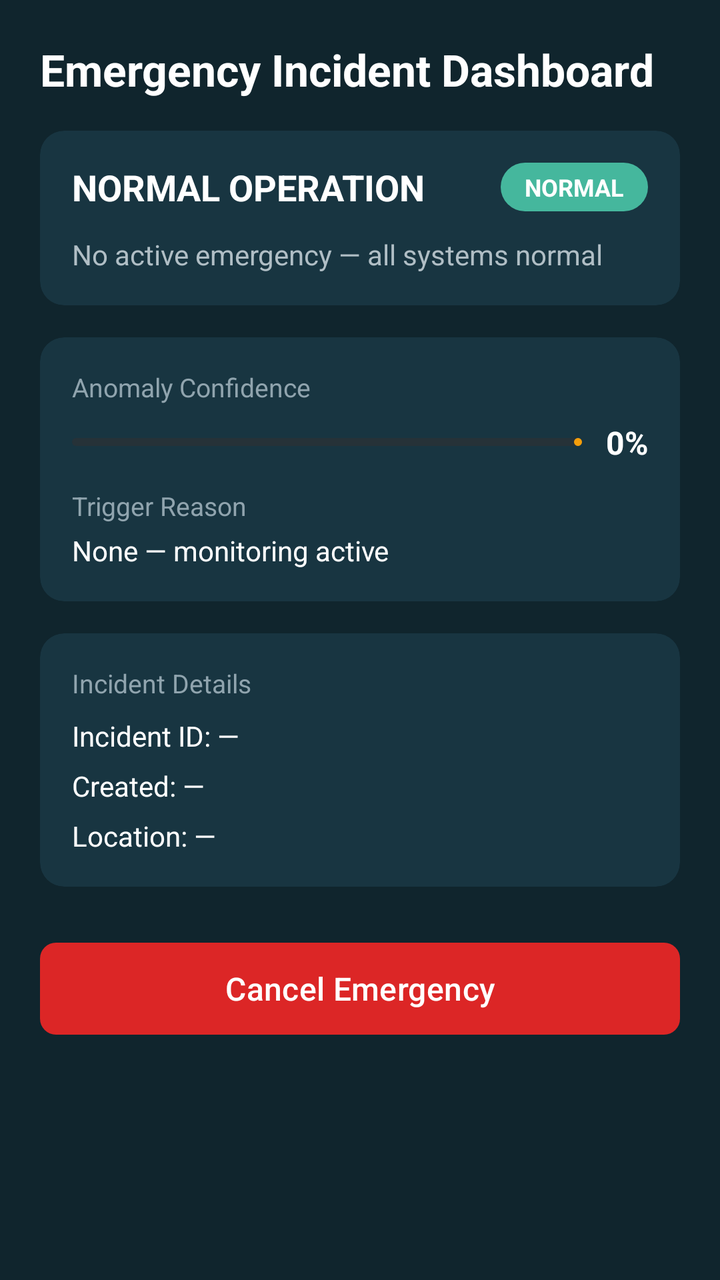
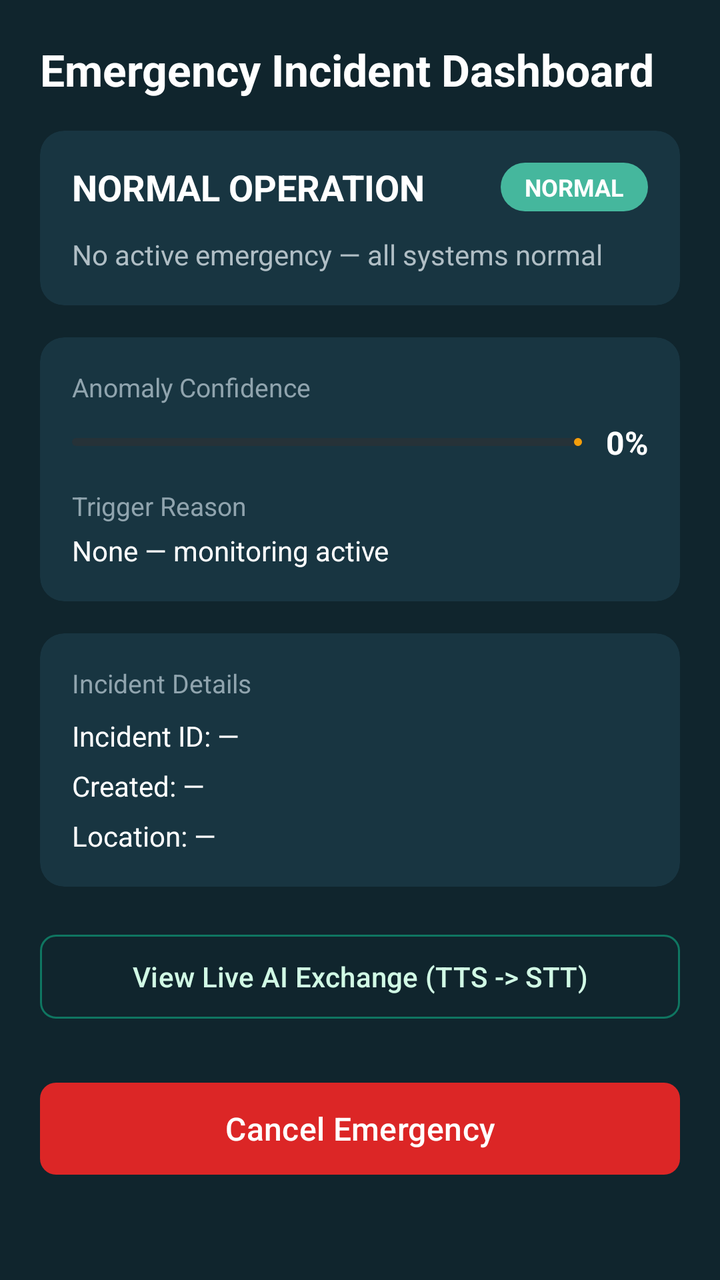

The first picture is an Android layout as it rendered before a commit; the second is the same layout after the commit. The layout source and the unified diff follow.
<!-- AndroidManifest.xml: application theme Theme.OKDrivers -->
<!-- res/layout/fragment_emergency_incident.xml -->
<?xml version="1.0" encoding="utf-8"?>
<ScrollView xmlns:android="http://schemas.android.com/apk/res/android"
    xmlns:app="http://schemas.android.com/apk/res-auto"
    xmlns:tools="http://schemas.android.com/tools"
    android:layout_width="match_parent"
    android:layout_height="match_parent"
    android:background="@color/ok_dark"
    android:fillViewport="true">

    <LinearLayout
        android:layout_width="match_parent"
        android:layout_height="wrap_content"
        android:orientation="vertical"
        android:padding="20dp">

        <TextView
            android:layout_width="match_parent"
            android:layout_height="wrap_content"
            android:text="Emergency Incident Dashboard"
            android:textColor="@android:color/white"
            android:textSize="22sp"
            android:textStyle="bold" />

        
        <com.google.android.material.card.MaterialCardView
            android:layout_width="match_parent"
            android:layout_height="wrap_content"
            android:layout_marginTop="16dp"
            app:cardBackgroundColor="@color/ok_dark_card"
            app:cardCornerRadius="12dp"
            app:cardElevation="0dp"
            app:strokeWidth="0dp">

            <LinearLayout
                android:layout_width="match_parent"
                android:layout_height="wrap_content"
                android:orientation="vertical"
                android:padding="16dp">

                <LinearLayout
                    android:layout_width="match_parent"
                    android:layout_height="wrap_content"
                    android:gravity="center_vertical"
                    android:orientation="horizontal">

                    <TextView
                        android:id="@+id/tvEmergencyState"
                        android:layout_width="0dp"
                        android:layout_height="wrap_content"
                        android:layout_weight="1"
                        android:text="NORMAL OPERATION"
                        android:textColor="@android:color/white"
                        android:textSize="18sp"
                        android:textStyle="bold" />

                    <TextView
                        android:id="@+id/tvSeverityBadge"
                        android:layout_width="wrap_content"
                        android:layout_height="wrap_content"
                        android:background="@drawable/home_status_icon"
                        android:paddingHorizontal="12dp"
                        android:paddingVertical="4dp"
                        android:text="NORMAL"
                        android:textColor="@android:color/white"
                        android:textSize="12sp"
                        android:textStyle="bold" />
                </LinearLayout>

                <TextView
                    android:id="@+id/tvContextualStatusLine"
                    android:layout_width="match_parent"
                    android:layout_height="wrap_content"
                    android:layout_marginTop="12dp"
                    android:text="No active emergency — all systems normal"
                    android:textColor="#B0BEC5"
                    android:textSize="14sp" />

            </LinearLayout>
        </com.google.android.material.card.MaterialCardView>

        
        <com.google.android.material.card.MaterialCardView
            android:layout_width="match_parent"
            android:layout_height="wrap_content"
            android:layout_marginTop="16dp"
            app:cardBackgroundColor="@color/ok_dark_card"
            app:cardCornerRadius="12dp"
            app:cardElevation="0dp"
            app:strokeWidth="0dp">

            <LinearLayout
                android:layout_width="match_parent"
                android:layout_height="wrap_content"
                android:orientation="vertical"
                android:padding="16dp">

                <TextView
                    android:layout_width="match_parent"
                    android:layout_height="wrap_content"
                    android:text="Anomaly Confidence"
                    android:textColor="#90A4AE"
                    android:textSize="13sp" />

                <LinearLayout
                    android:layout_width="match_parent"
                    android:layout_height="wrap_content"
                    android:layout_marginTop="8dp"
                    android:gravity="center_vertical"
                    android:orientation="horizontal">

                    <com.google.android.material.progressindicator.LinearProgressIndicator
                        android:id="@+id/pbConfidence"
                        android:layout_width="0dp"
                        android:layout_height="8dp"
                        android:layout_weight="1"
                        android:progress="0"
                        app:indicatorColor="@color/ok_orange"
                        app:trackColor="#263238"
                        app:trackCornerRadius="4dp" />

                    <TextView
                        android:id="@+id/tvConfidencePercentage"
                        android:layout_width="wrap_content"
                        android:layout_height="wrap_content"
                        android:layout_marginStart="12dp"
                        android:text="0%"
                        android:textColor="@android:color/white"
                        android:textSize="16sp"
                        android:textStyle="bold" />
                </LinearLayout>

                <TextView
                    android:id="@+id/tvTriggerReasonLabel"
                    android:layout_width="match_parent"
                    android:layout_height="wrap_content"
                    android:layout_marginTop="12dp"
                    android:text="Trigger Reason"
                    android:textColor="#90A4AE"
                    android:textSize="13sp" />

                <TextView
                    android:id="@+id/tvTriggerReason"
                    android:layout_width="match_parent"
                    android:layout_height="wrap_content"
                    android:layout_marginTop="4dp"
                    android:text="None — monitoring active"
                    android:textColor="@android:color/white"
                    android:textSize="14sp" />

            </LinearLayout>
        </com.google.android.material.card.MaterialCardView>

        
        <com.google.android.material.card.MaterialCardView
            android:layout_width="match_parent"
            android:layout_height="wrap_content"
            android:layout_marginTop="16dp"
            app:cardBackgroundColor="@color/ok_dark_card"
            app:cardCornerRadius="12dp"
            app:cardElevation="0dp"
            app:strokeWidth="0dp">

            <LinearLayout
                android:layout_width="match_parent"
                android:layout_height="wrap_content"
                android:orientation="vertical"
                android:padding="16dp">

                <TextView
                    android:layout_width="match_parent"
                    android:layout_height="wrap_content"
                    android:text="Incident Details"
                    android:textColor="#90A4AE"
                    android:textSize="13sp" />

                <TextView
                    android:id="@+id/tvIncidentId"
                    android:layout_width="match_parent"
                    android:layout_height="wrap_content"
                    android:layout_marginTop="8dp"
                    android:text="Incident ID: —"
                    android:textColor="@android:color/white"
                    android:textSize="14sp" />

                <TextView
                    android:id="@+id/tvCreatedTime"
                    android:layout_width="match_parent"
                    android:layout_height="wrap_content"
                    android:layout_marginTop="6dp"
                    android:text="Created: —"
                    android:textColor="@android:color/white"
                    android:textSize="14sp" />

                <TextView
                    android:id="@+id/tvLocation"
                    android:layout_width="match_parent"
                    android:layout_height="wrap_content"
                    android:layout_marginTop="6dp"
                    android:text="Location: —"
                    android:textColor="@android:color/white"
                    android:textSize="14sp" />

            </LinearLayout>
        </com.google.android.material.card.MaterialCardView>

        
        <com.google.android.material.button.MaterialButton
            android:id="@+id/btnCancelEmergency"
            android:layout_width="match_parent"
            android:layout_height="54dp"
            android:layout_marginTop="24dp"
            android:enabled="false"
            android:text="Cancel Emergency"
            android:textAllCaps="false"
            android:textColor="@android:color/white"
            android:textSize="16sp"
            app:backgroundTint="@color/ok_red"
            app:cornerRadius="8dp" />

    </LinearLayout>
</ScrollView>
<!-- resources referenced by this layout -->
<resources>
  <color name="ok_dark">#10252D</color>
  <color name="ok_dark_card">#183541</color>
  <color name="ok_orange">#F59E0B</color>
  <color name="ok_red">#DC2626</color>
  <!-- drawable home_status_icon (drawable) -->
  <?xml version="1.0" encoding="utf-8"?>
  <shape xmlns:android="http://schemas.android.com/apk/res/android">
      <corners android:radius="50dp"/>
      <solid android:color="#45B79D"/>
  </shape>
  <style name="Theme.OKDrivers" parent="Base.Theme.OKDrivers" />
  <style name="Base.Theme.OKDrivers" parent="Theme.Material3.DayNight.NoActionBar">
          
          
      </style>
</resources>

<!-- the commit's change to res/layout/fragment_emergency_incident.xml (unified diff, before → after) -->
@@ -205,6 +205,19 @@
 
         
         <com.google.android.material.button.MaterialButton
+            android:id="@+id/btnViewAiExchange"
+            style="@style/Widget.Material3.Button.OutlinedButton"
+            android:layout_width="match_parent"
+            android:layout_height="50dp"
+            android:layout_marginTop="20dp"
+            android:text="View Live AI Exchange (TTS -> STT)"
+            android:textAllCaps="false"
+            android:textColor="@color/ok_green_light"
+            app:cornerRadius="8dp"
+            app:strokeColor="@color/ok_green" />
+
+        
+        <com.google.android.material.button.MaterialButton
             android:id="@+id/btnCancelEmergency"
             android:layout_width="match_parent"
             android:layout_height="54dp"
<!-- resource entries referenced after the edit -->
@@ -2,6 +2,8 @@
 <resources>
   <color name="ok_dark">#10252D</color>
   <color name="ok_dark_card">#183541</color>
+  <color name="ok_green">#0F7661</color>
+  <color name="ok_green_light">#D1FAE5</color>
   <color name="ok_orange">#F59E0B</color>
   <color name="ok_red">#DC2626</color>
   <!-- drawable home_status_icon (drawable) -->
